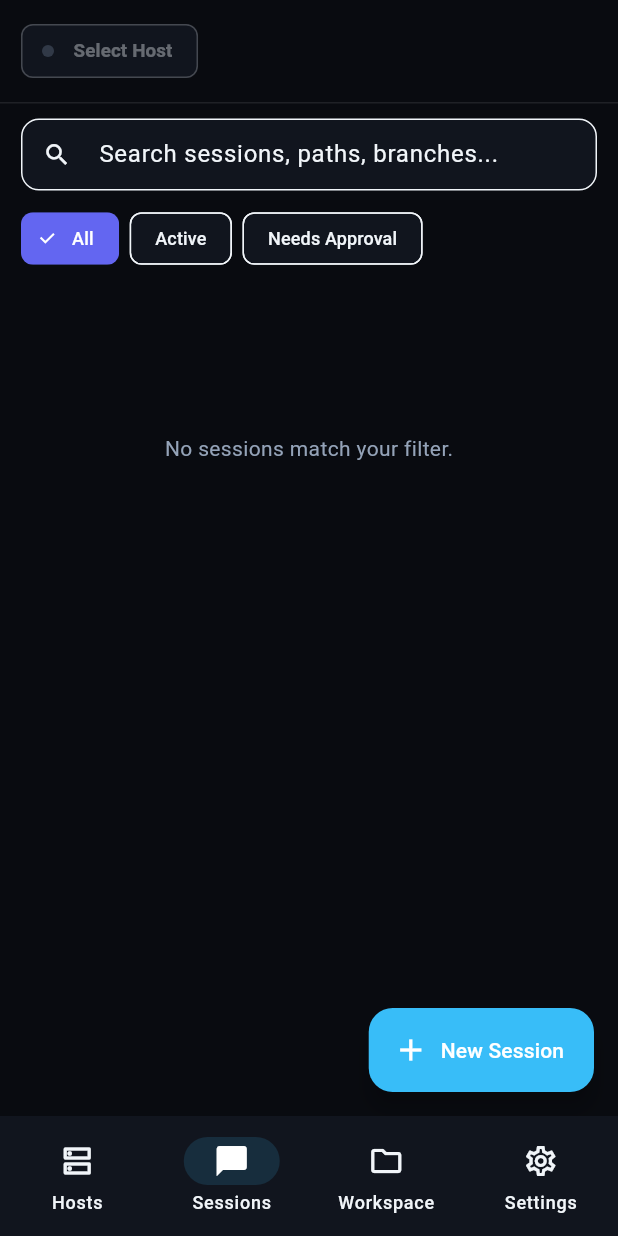
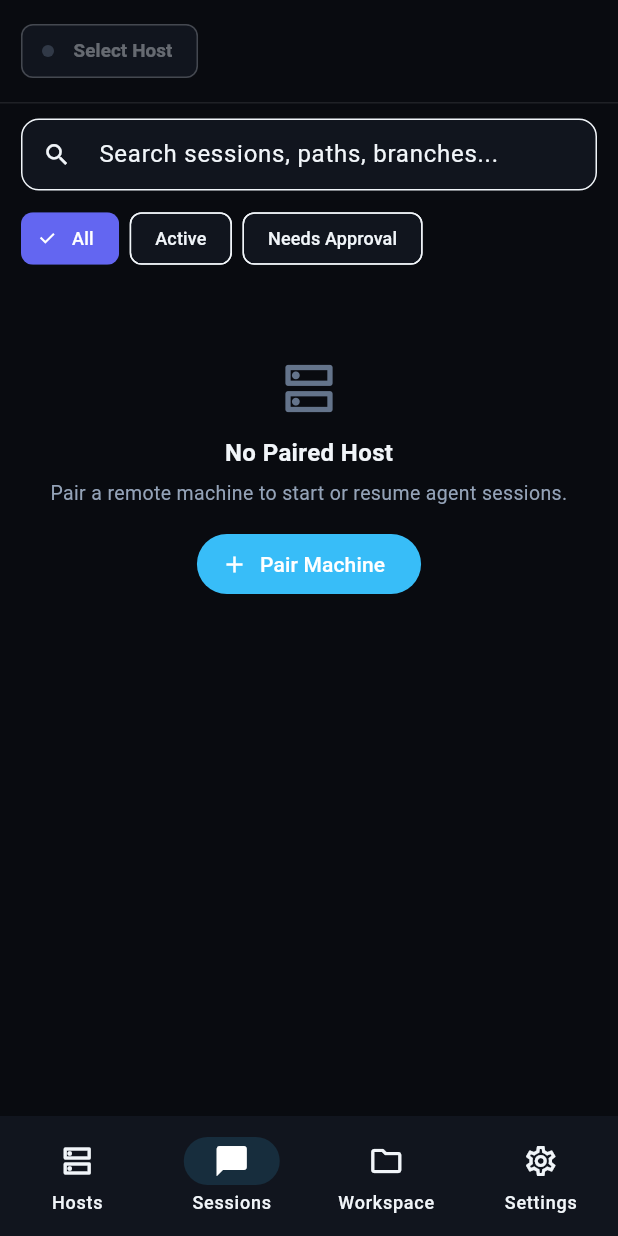
Before and after one commit to luank3/antigravity-mobile, a Flutter app: the screen it shows after launch, on a phone screen of 412 x 824 dp. Run offline on Flutter 3.47's test engine with Material 3 defaults, Android fonts, the phone set to English and light mode, and no system bars; our stand-ins replace connectivity_plus, file_picker, flutter_riverpod, image_picker, shared_preferences; missing offline and left inert: dart:ffi, mobile_scanner.

Commit message:
fix(mobile): disable R8 stripping for CameraX/MLKit QR scanner and block session creation without paired host

```diff
--- a/mobile/lib/core/state/app_state.dart
+++ b/mobile/lib/core/state/app_state.dart
@@ -1743,9 +1743,12 @@ class AppController extends StateNotifier<AppState> {
     bool sandbox = true,
   }) async {
     final host = state.activeHost;
+    if (host == null) {
+      throw StateError('No host paired or selected. Pair a machine first.');
+    }
     var sid = 'sess-${DateTime.now().millisecondsSinceEpoch}';
 
-    if (host != null && !host.isDemo) {
+    if (!host.isDemo) {
       final res = await transport.rpcCall(host.peerId, 'session/new', {
         'cwd': cwd,
         'mode': mode.toLowerCase(),
@@ -1759,7 +1762,7 @@ class AppController extends StateNotifier<AppState> {
 
     final sess = AgentSession(
       id: sid,
-      hostId: host?.id ?? state.activeHostId,
+      hostId: host.id,
       title: title.trim().isEmpty ? 'Session in ${cwd.split('/').last}' : title.trim(),
       cwd: cwd,
       model: model,
--- a/mobile/lib/features/sessions/new_session_sheet.dart
+++ b/mobile/lib/features/sessions/new_session_sheet.dart
@@ -226,11 +226,13 @@ class _NewSessionSheetState extends ConsumerState<_NewSessionSheet> {
               ),
               const SizedBox(height: 12),
               FilledButton(
-                onPressed: _creating
+                onPressed: (_creating || host == null)
                     ? null
                     : () async {
                         final nav = Navigator.of(context);
+                        final messenger = ScaffoldMessenger.of(context);
                         setState(() => _creating = true);
+                        try {
                           await ref.read(appControllerProvider.notifier).createNewSession(
                                 cwd: _cwdCtrl.text.trim().isEmpty ? '~' : _cwdCtrl.text.trim(),
                                 title: _titleCtrl.text,
@@ -240,8 +242,19 @@ class _NewSessionSheetState extends ConsumerState<_NewSessionSheet> {
                               );
                           if (!mounted) return;
                           nav.pop(true);
+                        } catch (e) {
+                          if (!mounted) return;
+                          setState(() => _creating = false);
+                          messenger.showSnackBar(
+                            SnackBar(content: Text('Failed to create session: $e')),
+                          );
+                        }
                       },
-                child: Text(_creating ? 'Starting ACP session...' : 'Create & Open Session'),
+                child: Text(
+                  host == null
+                      ? 'No Host Paired'
+                      : (_creating ? 'Starting ACP session...' : 'Create & Open Session'),
+                ),
               ),
             ],
           ),
--- a/mobile/lib/features/sessions/sessions_screen.dart
+++ b/mobile/lib/features/sessions/sessions_screen.dart
@@ -8,6 +8,7 @@ import '../../core/theme/app_theme.dart';
 import '../../core/widgets/common_widgets.dart';
 import '../chat/active_chat_screen.dart';
 import '../hosts/diagnostics_sheet.dart';
+import '../pairing/pair_sheet.dart';
 import 'new_session_sheet.dart';
 
 class SessionsScreen extends ConsumerStatefulWidget {
@@ -35,7 +36,8 @@ class _SessionsScreenState extends ConsumerState<SessionsScreen> {
     final activeHost = state.activeHost;
 
     final filtered = state.sessions.where((s) {
-      if (activeHost != null && s.hostId != activeHost.id) return false;
+      if (activeHost == null) return false;
+      if (s.hostId != activeHost.id) return false;
       if (_filter == 'active' && s.status == 'idle') return false;
       if (_filter == 'approval' && s.status != 'approval') return false;
       if (_query.isNotEmpty) {
@@ -49,7 +51,9 @@ class _SessionsScreenState extends ConsumerState<SessionsScreen> {
 
     return Scaffold(
       backgroundColor: c.bg,
-      floatingActionButton: FloatingActionButton.extended(
+      floatingActionButton: activeHost == null
+          ? null
+          : FloatingActionButton.extended(
               onPressed: () async {
                 final created = await showNewSessionSheet(context);
                 if (created && context.mounted) {
@@ -142,9 +146,36 @@ class _SessionsScreenState extends ConsumerState<SessionsScreen> {
                       physics: const AlwaysScrollableScrollPhysics(),
                       children: [
                         SizedBox(
-                          height: 220,
+                          height: 260,
                           child: Center(
-                            child: Text(
+                            child: activeHost == null
+                                ? Padding(
+                                    padding: const EdgeInsets.all(24),
+                                    child: Column(
+                                      mainAxisSize: MainAxisSize.min,
+                                      children: [
+                                        Icon(Icons.dns_outlined, size: 42, color: c.textMuted),
+                                        const SizedBox(height: 10),
+                                        const Text(
+                                          'No Paired Host',
+                                          style: TextStyle(fontSize: 16, fontWeight: FontWeight.w700),
+                                        ),
+                                        const SizedBox(height: 6),
+                                        Text(
+                                          'Pair a remote machine to start or resume agent sessions.',
+                                          textAlign: TextAlign.center,
+                                          style: TextStyle(color: c.textSecondary, fontSize: 13),
+                                        ),
+                                        const SizedBox(height: 14),
+                                        FilledButton.icon(
+                                          onPressed: () => showPairMachineSheet(context),
+                                          icon: const Icon(Icons.add, size: 18),
+                                          label: const Text('Pair Machine'),
+                                        ),
+                                      ],
+                                    ),
+                                  )
+                                : Text(
                                     'No sessions match your filter.',
                                     style: TextStyle(color: c.textSecondary),
                                   ),
--- a/mobile/pubspec.yaml
+++ b/mobile/pubspec.yaml
@@ -16,7 +16,7 @@ publish_to: 'none' # Remove this line if you wish to publish to pub.dev
 # https://developer.apple.com/library/archive/documentation/General/Reference/InfoPlistKeyReference/Articles/CoreFoundationKeys.html
 # In Windows, build-name is used as the major, minor, and patch parts
 # of the product and file versions while build-number is used as the build suffix.
-version: 1.0.3+4
+version: 1.0.4+5
 
 environment:
   sdk: ^3.13.7
```
Also changed, not shown: mobile/lib/features/pairing/pair_sheet.dart (+18 -8 lines), 3 other files. Lines whose indentation alone changed are shown as unchanged.
